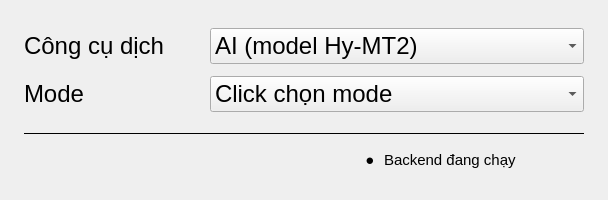
This is ui/ui/MainWindow.ui in Le-Van-Long2k/translate-tool as Qt 5 draws it before an edit. The edited form follows.
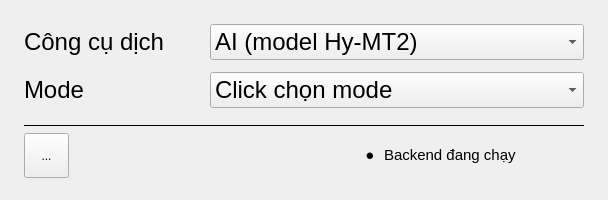
This is the edited form. Icons and pictures are not drawn.

Patch:
```diff
--- a/ui/ui/MainWindow.ui
+++ b/ui/ui/MainWindow.ui
@@ -231,6 +231,35 @@
      <property name="spacing">
       <number>8</number>
      </property>
+     <item>
+      <widget class="QToolButton" name="setting_btn">
+       <property name="sizePolicy">
+        <sizepolicy hsizetype="Fixed" vsizetype="Fixed">
+         <horstretch>45</horstretch>
+         <verstretch>45</verstretch>
+        </sizepolicy>
+       </property>
+       <property name="minimumSize">
+        <size>
+         <width>45</width>
+         <height>45</height>
+        </size>
+       </property>
+       <property name="text">
+        <string>...</string>
+       </property>
+       <property name="icon">
+        <iconset resource="../resources.qrc">
+         <normaloff>:/icons/setting.svg</normaloff>:/icons/setting.svg</iconset>
+       </property>
+       <property name="iconSize">
+        <size>
+         <width>40</width>
+         <height>40</height>
+        </size>
+       </property>
+      </widget>
+     </item>
      <item>
       <spacer name="backendSpacer">
        <property name="orientation">
```
